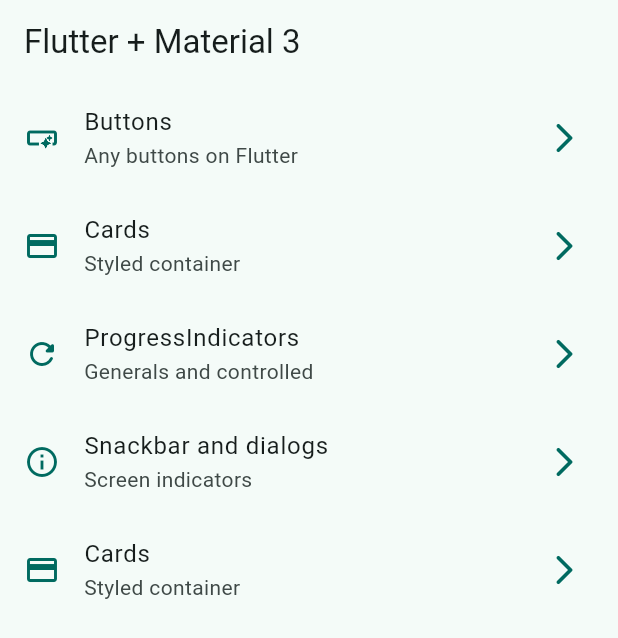
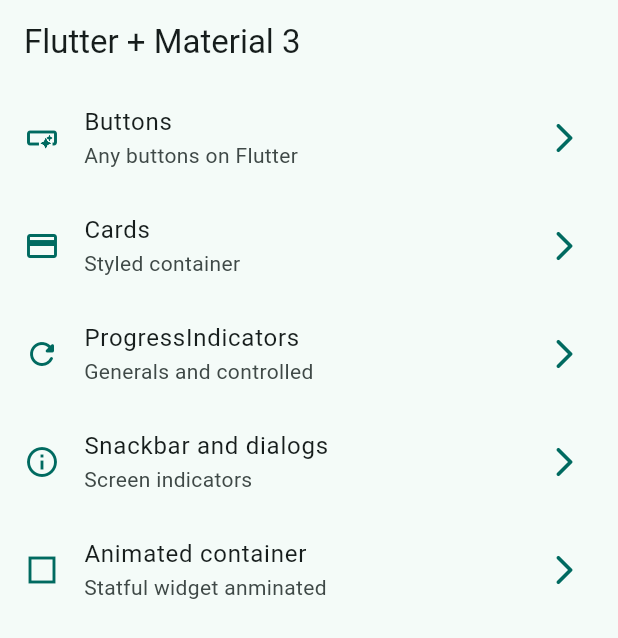
Before and after one commit to EnocDelgado/flutter-widgets-app, a Flutter app: the screen it shows after launch, on a phone screen of 412 x 824 dp. Shown: the top 638 px of the screen. Run offline on Flutter 3.47's test engine with Material 2 defaults, Android fonts, the phone set to English and light mode, and no system bars; our stand-ins replace go_router.

Commit message:
animated container finished

```diff
--- a/lib/config/menu/menu_items.dart
+++ b/lib/config/menu/menu_items.dart
@@ -46,9 +46,9 @@ const appMenuItems = <MenuItem>[
   ),
 
    MenuItem(
-    title: 'Cards',
-    subTitle: 'Styled container',
-    link:'/cards',
-    icon: Icons.credit_card
+    title: 'Animated container',
+    subTitle: 'Statful widget anminated',
+    link:'/animated',
+    icon: Icons.check_box_outline_blank_sharp
   ),
 ];
--- a/lib/config/router/app_router.dart
+++ b/lib/config/router/app_router.dart
@@ -21,22 +21,19 @@ final appRouter = GoRouter(
     GoRoute(
       path: '/cards',
       name: CardsScreen.name,
-      builder:  ( context, state ) => const CardsScreen
-      ()
+      builder:  ( context, state ) => const CardsScreen()
     ),
 
     GoRoute(
       path: '/progress',
       name: ProgressScreen.name,
-      builder:  ( context, state ) => const ProgressScreen
-      ()
+      builder:  ( context, state ) => const ProgressScreen()
     ),
 
      GoRoute(
-      path: '/snackbar',
-      name: SnackbarScreen.name,
-      builder:  ( context, state ) => const SnackbarScreen
-      ()
+      path: '/animated',
+      name: AnimatedScreen.name,
+      builder:  ( context, state ) => const AnimatedScreen()
     ),
   ]
 );
```
Also changed, not shown: lib/presentation/screens/animated/animated_screen.dart (+58 -2 lines).
